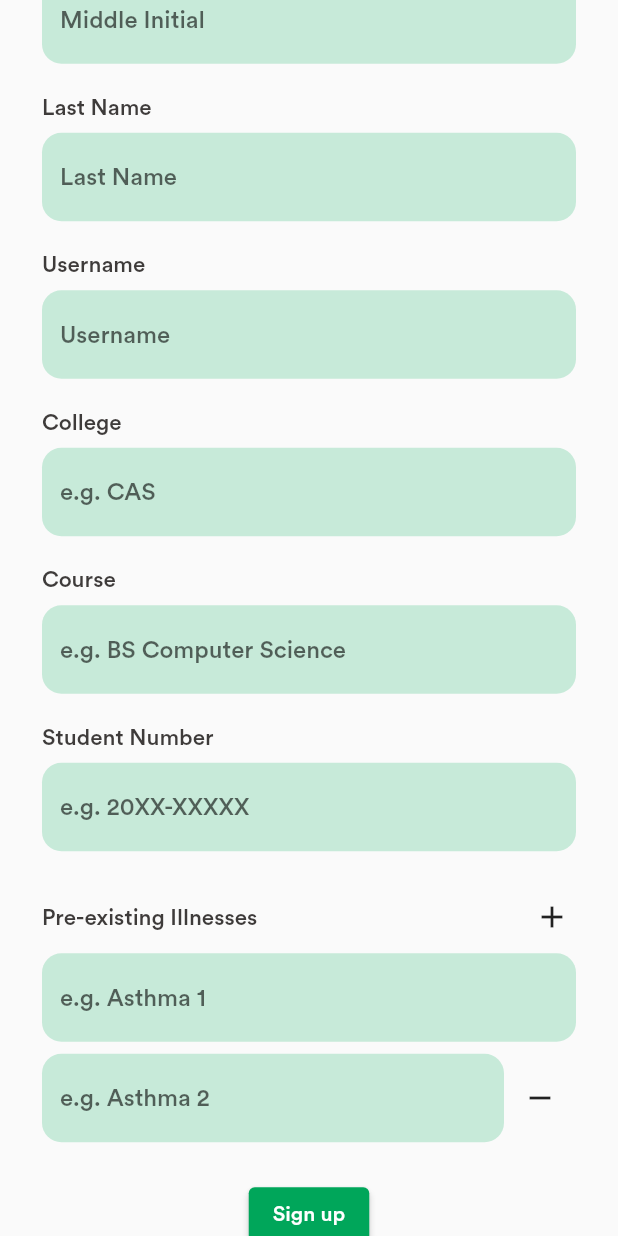
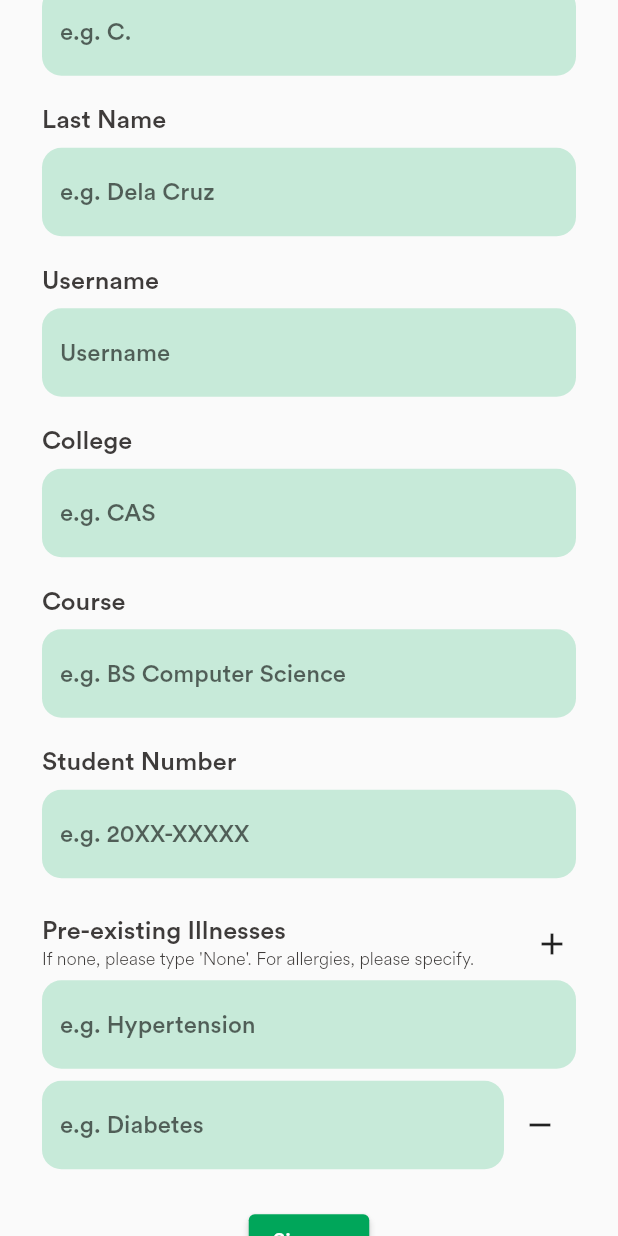
Before and after one commit to jaungos/ohmsim, a Flutter app: the screen it shows after launch, scrolled down 576 dp, after a tap on the "add" icon, on a phone screen of 412 x 824 dp. Run offline on Flutter 3.47's test engine with Material 2 defaults, Android fonts, the phone set to English and light mode, and no system bars; our stand-ins replace cloud_firestore, firebase_auth, firebase_core; accounts and stored records are empty.

Commit message:
UI: refactored the labels for each text form field

```diff
--- a/ohmsim/lib/screens/signup.dart
+++ b/ohmsim/lib/screens/signup.dart
@@ -127,6 +127,17 @@ class _SignupFormState extends State<SignupForm> {
     TextEditingController(),
   ];
 
+  List<String> sampleIllnesses = [
+    "Hypertension",
+    "Diabetes",
+    "Tuberculosis",
+    "Cancer",
+    "Kidney Disease",
+    "Cardiac Disease",
+    "Autoimmune Disease",
+    "Asthma",
+  ];
+
   @override
   void dispose() {
     for (var controller in preExistingIllnesses) {
@@ -164,7 +175,9 @@ class _SignupFormState extends State<SignupForm> {
                   child: TextFormField(
                     controller: preExistingIllnesses[index],
                     decoration: InputDecoration(
-                      hintText: "e.g. Asthma ${index + 1}",
+                      hintText: index <= sampleIllnesses.length - 1
+                          ? "e.g. ${sampleIllnesses[index]}"
+                          : "e.g. ${sampleIllnesses[index % (sampleIllnesses.length - 1)]}",
                       border: OutlineInputBorder(
                         borderRadius: BorderRadius.circular(13),
                         borderSide: BorderSide.none,
@@ -236,7 +249,7 @@ class _SignupFormState extends State<SignupForm> {
     final email = TextFormField(
       controller: emailController,
       decoration: InputDecoration(
-        hintText: "example@domain.com",
+        hintText: "e.g. example@domain.com",
         border: OutlineInputBorder(
           borderRadius: BorderRadius.circular(13),
           borderSide: BorderSide.none,
@@ -297,7 +310,7 @@ class _SignupFormState extends State<SignupForm> {
     final firstName = TextFormField(
       controller: fNameController,
       decoration: InputDecoration(
-        hintText: "First Name",
+        hintText: "e.g. Juan",
         border: OutlineInputBorder(
           borderRadius: BorderRadius.circular(13),
           borderSide: BorderSide.none,
@@ -326,7 +339,7 @@ class _SignupFormState extends State<SignupForm> {
     final middleInitial = TextFormField(
       controller: mNameController,
       decoration: InputDecoration(
-        hintText: "Middle Initial",
+        hintText: "e.g. C. ",
         border: OutlineInputBorder(
           borderRadius: BorderRadius.circular(13),
           borderSide: BorderSide.none,
@@ -355,7 +368,7 @@ class _SignupFormState extends State<SignupForm> {
     final lastName = TextFormField(
       controller: lNameController,
       decoration: InputDecoration(
-        hintText: "Last Name",
+        hintText: "e.g. Dela Cruz",
         border: OutlineInputBorder(
           borderRadius: BorderRadius.circular(13),
           borderSide: BorderSide.none,
@@ -692,15 +705,30 @@ class _SignupFormState extends State<SignupForm> {
           child: Row(
             mainAxisAlignment: MainAxisAlignment.spaceBetween,
             children: [
+              if (formLabel == 'Pre-existing Illnesses') ...[
+                Column(
+                  crossAxisAlignment: CrossAxisAlignment.start,
+                  children: [
                     Text(
                       formLabel,
                       style: const TextStyle(
-                  fontSize: 15,
+                        fontSize: 17,
                         fontWeight: FontWeight.normal,
                         color: Color(0xFF3e3b3a),
                       ),
                     ),
-              if (formLabel == 'Pre-existing Illnesses') ...[
+                    const Text(
+                      "If none, please type 'None'. For allergies, please specify.",
+                      style: TextStyle(
+                        fontSize: 12,
+                        fontWeight: FontWeight.w300,
+                        color: Color(0xFF3e3b3a),
+                      ),
+                    ),
+                  ],
+                ),
+                Column(
+                  children: [
                     IconButton(
                       onPressed: () {
                         setState(() {
@@ -708,6 +736,17 @@ class _SignupFormState extends State<SignupForm> {
                         });
                       },
                       icon: const Icon(Icons.add),
+                    ),
+                  ],
+                ),
+              ] else ...[
+                Text(
+                  formLabel,
+                  style: const TextStyle(
+                    fontSize: 17,
+                    fontWeight: FontWeight.normal,
+                    color: Color(0xFF3e3b3a),
+                  ),
                 ),
               ],
             ],
```
Lines whose indentation alone changed are shown as unchanged.
